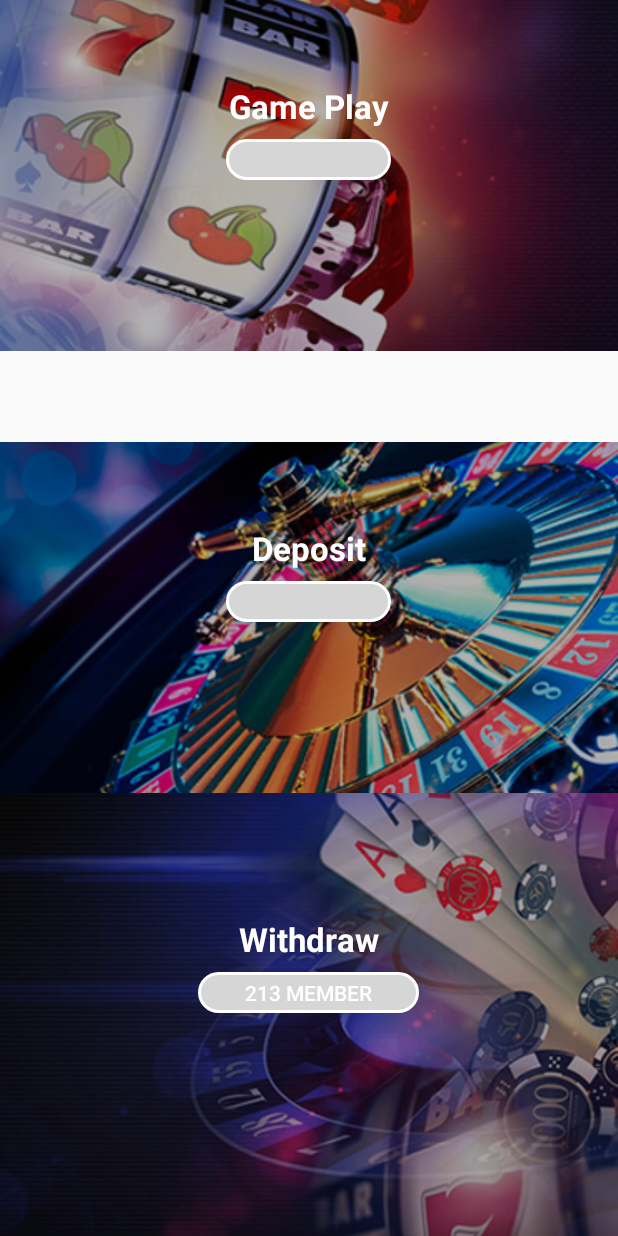
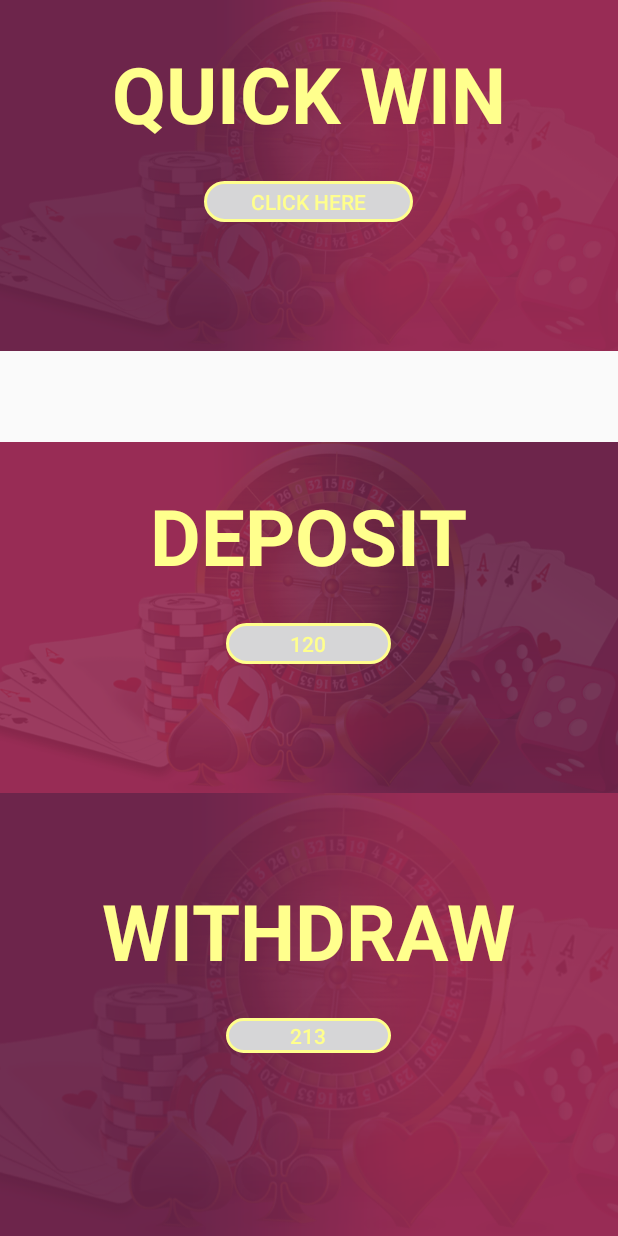
Before and after one commit to SharadKohad/RouletteApplication, an Android app: the layout content_home.xml on its own in the app's theme, with its tools: preview values and no code run, on a phone screen of 412 x 824 dp. Run offline under Robolectric (Android 15) with nearby library versions, the phone set to English and light mode, and no system bars; plain views replace MaterialRippleLayout; network calls fail.

Commit message:
Commit on 13-jule

```diff
--- a/app/src/main/AndroidManifest.xml
+++ b/app/src/main/AndroidManifest.xml
@@ -4,6 +4,8 @@
 
     <uses-permission android:name="android.permission.ACCESS_NETWORK_STATE" />
     <uses-permission android:name="android.permission.INTERNET" />
+    <uses-permission android:name="android.permission.ACCESS_WIFI_STATE" />
+
 
     <application
         android:allowBackup="true"
--- a/app/src/main/java/com/example/rouletteapplication/PlayGameActivity.java
+++ b/app/src/main/java/com/example/rouletteapplication/PlayGameActivity.java
@@ -15,7 +15,7 @@ import android.webkit.WebView;
 public class PlayGameActivity extends AppCompatActivity
 {
     private WebView mywebview;
-    private String currentUrl = "";
+    private String currentUrl = "http://site0.bidbch.com/";
     private String memberCode;
     //Handler handler;
     @Override
@@ -25,7 +25,7 @@ public class PlayGameActivity extends AppCompatActivity
         requestWindowFeature(Window.FEATURE_NO_TITLE);
         getWindow().setFlags(WindowManager.LayoutParams.FLAG_FULLSCREEN, WindowManager.LayoutParams.FLAG_FULLSCREEN);
         setContentView(R.layout.activity_dash_board);
-        currentUrl = getIntent().getStringExtra("url");
+      //  currentUrl = getIntent().getStringExtra("url");
 
         mywebview = (WebView)findViewById(R.id.webView1);
         mywebview  = new WebView(this);
--- a/app/src/main/res/drawable-v21/btn_rounded_white_outline.xml
+++ b/app/src/main/res/drawable-v21/btn_rounded_white_outline.xml
@@ -7,8 +7,8 @@
             <item android:bottom="4dp" android:left="4dp" android:right="4dp" android:top="4dp">
                 <shape android:shape="rectangle">
                     <corners android:bottomLeftRadius="30dp" android:bottomRightRadius="30dp" android:radius="60dp" android:topLeftRadius="30dp" android:topRightRadius="30dp" />
-                    <stroke android:width="2dp" android:color="@android:color/white" />
-                    <solid android:color="@android:color/white" />
+                    <stroke android:width="2dp" android:color="@color/textColor" />
+                    <solid android:color="@color/textColor" />
                     <padding android:bottom="0dp" android:left="0dp" android:right="0dp" android:top="0dp" />
                     <size android:width="110dp" android:height="40dp" />
                 </shape>
@@ -22,8 +22,8 @@
             <item android:bottom="4dp" android:left="4dp" android:right="4dp" android:top="4dp">
                 <shape android:shape="rectangle">
                     <corners android:bottomLeftRadius="30dp" android:bottomRightRadius="30dp" android:radius="60dp" android:topLeftRadius="30dp" android:topRightRadius="30dp" />
-                    <stroke android:width="2dp" android:color="@android:color/white" />
-                    <solid android:color="@android:color/white" />
+                    <stroke android:width="2dp" android:color="@color/textColor" />
+                    <solid android:color="@color/textColor" />
                     <padding android:bottom="0dp" android:left="0dp" android:right="0dp" android:top="0dp" />
                     <size android:width="110dp" android:height="40dp" />
                 </shape>
@@ -38,7 +38,7 @@
             <item android:bottom="4dp" android:left="4dp" android:right="4dp" android:top="4dp">
                 <shape android:shape="rectangle">
                     <corners android:bottomLeftRadius="30dp" android:bottomRightRadius="30dp" android:radius="60dp" android:topLeftRadius="30dp" android:topRightRadius="30dp" />
-                    <stroke android:width="2dp" android:color="@android:color/white" />
+                    <stroke android:width="2dp" android:color="@color/textColor" />
                     <solid android:color="@color/transparent" />
                     <padding android:bottom="0dp" android:left="0dp" android:right="0dp" android:top="0dp" />
                     <size android:width="110dp" android:height="40dp" />
--- a/app/src/main/res/drawable/ic_arrow_white.xml
+++ b/app/src/main/res/drawable/ic_arrow_white.xml
@@ -1,4 +1,4 @@
-<vector android:height="24dp" android:tint="#FFFFFF"
+<vector android:height="24dp" android:tint="#FFFF8D"
     android:viewportHeight="24.0" android:viewportWidth="24.0"
     android:width="24dp" xmlns:android="http://schemas.android.com/apk/res/android">
     <path android:fillColor="#FF000000" android:pathData="M20,11H7.83l5.59,-5.59L12,4l-8,8 8,8 1.41,-1.41L7.83,13H20v-2z"/>
--- a/app/src/main/res/layout/content_home.xml
+++ b/app/src/main/res/layout/content_home.xml
@@ -19,7 +19,7 @@
             android:layout_width="match_parent"
             android:layout_height="@dimen/_180sdp"
             android:scaleType="centerCrop"
-            android:src="@drawable/home_1" />
+            android:src="@drawable/new1" />
 
         <View
             android:layout_width="match_parent"
@@ -44,26 +44,27 @@
                     android:id="@+id/txtmember1"
                     android:layout_width="wrap_content"
                     android:layout_height="wrap_content"
-                    android:text="Game Play"
+                    android:text="QUICK WIN"
                     android:textAppearance="@style/TextAppearance.AppCompat.Large"
-                    android:textColor="@android:color/white"
+                    android:textColor="@color/textColor"
+                    android:textSize="@dimen/_40sdp"
                     android:textStyle="bold" />
 
                 <Button
                     android:id="@+id/btn_member_count1"
                     android:layout_width="wrap_content"
                     android:layout_height="@dimen/spacing_xlarge"
-                    android:layout_marginTop="@dimen/spacing_small"
+                    android:layout_marginTop="@dimen/_15sdp"
                     android:background="@drawable/btn_rounded_white_outline"
                     android:enabled="false"
                     android:paddingLeft="@dimen/spacing_xlarge"
+                    android:text="Click Here"
                     android:paddingRight="@dimen/spacing_xlarge"
-                    android:textColor="@android:color/white" />
+                    android:textColor="@color/textColor" />
 
             </LinearLayout>
 
         </com.balysv.materialripple.MaterialRippleLayout>
-
 
     </RelativeLayout>
 
@@ -77,7 +78,7 @@
             android:layout_width="match_parent"
             android:layout_height="@dimen/_180sdp"
             android:scaleType="centerCrop"
-            android:src="@drawable/home_2" />
+            android:src="@drawable/new2" />
 
         <View
             android:layout_width="match_parent"
@@ -102,21 +103,22 @@
                     android:id="@+id/txtmember2"
                     android:layout_width="wrap_content"
                     android:layout_height="wrap_content"
-                    android:text="Deposit"
+                    android:text="DEPOSIT"
                     android:textAppearance="@style/TextAppearance.AppCompat.Large"
-                    android:textColor="@android:color/white"
-                    android:textStyle="bold" />
+                    android:textColor="@color/textColor"
+                    android:textSize="@dimen/_40sdp"                    android:textStyle="bold" />
 
                 <Button
                     android:id="@+id/btn_deposit"
                     android:layout_width="wrap_content"
                     android:layout_height="@dimen/spacing_xlarge"
-                    android:layout_marginTop="@dimen/spacing_small"
+                    android:layout_marginTop="@dimen/_15sdp"
                     android:background="@drawable/btn_rounded_white_outline"
                     android:enabled="false"
+                    android:text="120"
                     android:paddingLeft="@dimen/spacing_xlarge"
                     android:paddingRight="@dimen/spacing_xlarge"
-                    android:textColor="@android:color/white" />
+                    android:textColor="@color/textColor" />
 
             </LinearLayout>
 
@@ -136,7 +138,7 @@
             android:layout_width="match_parent"
             android:layout_height="match_parent"
             android:scaleType="centerCrop"
-            android:src="@drawable/home_3" />
+            android:src="@drawable/new1" />
 
         <View
             android:layout_width="match_parent"
@@ -161,22 +163,22 @@
                     android:id="@+id/title"
                     android:layout_width="wrap_content"
                     android:layout_height="wrap_content"
-                    android:text="Withdraw"
+                    android:text="WITHDRAW"
                     android:textAppearance="@style/TextAppearance.AppCompat.Large"
-                    android:textColor="@android:color/white"
-                    android:textStyle="bold" />
+                    android:textColor="@color/textColor"
+                    android:textSize="@dimen/_40sdp"                    android:textStyle="bold" />
 
                 <Button
                     android:id="@+id/btn_member_count3"
                     android:layout_width="wrap_content"
-                    android:layout_height="@dimen/spacing_xlarge"
-                    android:layout_marginTop="@dimen/spacing_small"
+                    android:layout_height="31dp"
+                    android:layout_marginTop="@dimen/_15sdp"
                     android:background="@drawable/btn_rounded_white_outline"
                     android:enabled="false"
                     android:paddingLeft="@dimen/spacing_xlarge"
                     android:paddingRight="@dimen/spacing_xlarge"
-                    android:text="213 Member"
-                    android:textColor="@android:color/white" />
+                    android:text="213"
+                    android:textColor="@color/textColor" />
 
             </LinearLayout>
 
--- a/app/src/main/res/menu/activity_home_drawer.xml
+++ b/app/src/main/res/menu/activity_home_drawer.xml
@@ -17,9 +17,9 @@
             android:icon="@drawable/withdraw"
             android:title="Withdraw" />
         <item
-            android:id="@+id/nav_tools"
+            android:id="@+id/nav_about"
             android:icon="@drawable/ic_menu_manage"
-            android:title="@string/menu_tools" />
+            android:title="About" />
         <item
             android:id="@+id/nav_share"
             android:icon="@drawable/ic_menu_share"
--- a/app/src/main/res/values/colors.xml
+++ b/app/src/main/res/values/colors.xml
@@ -1,14 +1,21 @@
 <?xml version="1.0" encoding="utf-8"?>
 <resources>
-    <color name="colorPrimary">#3d0099</color>
+    <!--<color name="colorPrimary">#3d0099</color>
     <color name="colorPrimaryDark">#150035</color>
-    <color name="colorPrimaryLight">#944dff</color>
+    <color name="colorPrimaryLight">#944dff</color>-->
+
+    <color name="colorPrimary">#890e4f</color>
+    <color name="colorPrimaryDark">#AD1457</color>
+    <color name="colorPrimaryLight">#d31a5f</color>
+
     <color name="colorAccent">#D81B60</color>
     <color name="grey_10">#e6e6e6</color>
     <color name="white">#ffffff</color>
     <color name="black">#000000</color>
-    <color name="textColor">#fdb125</color>
-    <color name="textColorDark">#e07e1e</color>
+   <!-- <color name="textColor">#fdb125</color>
+    <color name="textColorDark">#e07e1e</color>-->
+    <color name="textColor">#FFFF8D</color>
+    <color name="textColorDark">#FFFF8D</color>
     <color name="overlay_dark_30">#4D000000</color>
     <color name="grey_60">#999999</color>
     <color name="green_400">#66BB6A</color>
```
Also changed, not shown: app/src/main/java/com/example/rouletteapplication/DepositActivity.java (+0 -7 lines), app/src/main/java/com/example/rouletteapplication/HomeActivity.java (+23 -5 lines), app/src/main/java/com/example/rouletteapplication/MainActivity.java (+4 -4 lines), app/src/main/java/com/example/rouletteapplication/ProfileActivity.java (+8 -8 lines), app/src/main/res/drawable/background_greadle1.xml (added, +8 -0 lines), app/src/main/res/layout/activity_deposit.xml (+5 -5 lines), app/src/main/res/layout/activity_profile.xml (+147 -136 lines), app/src/main/res/drawable/boy.png, app/src/main/res/drawable/deposit_image.png (added), app/src/main/res/drawable/new1.png (added), app/src/main/res/drawable/new2.png (added).
